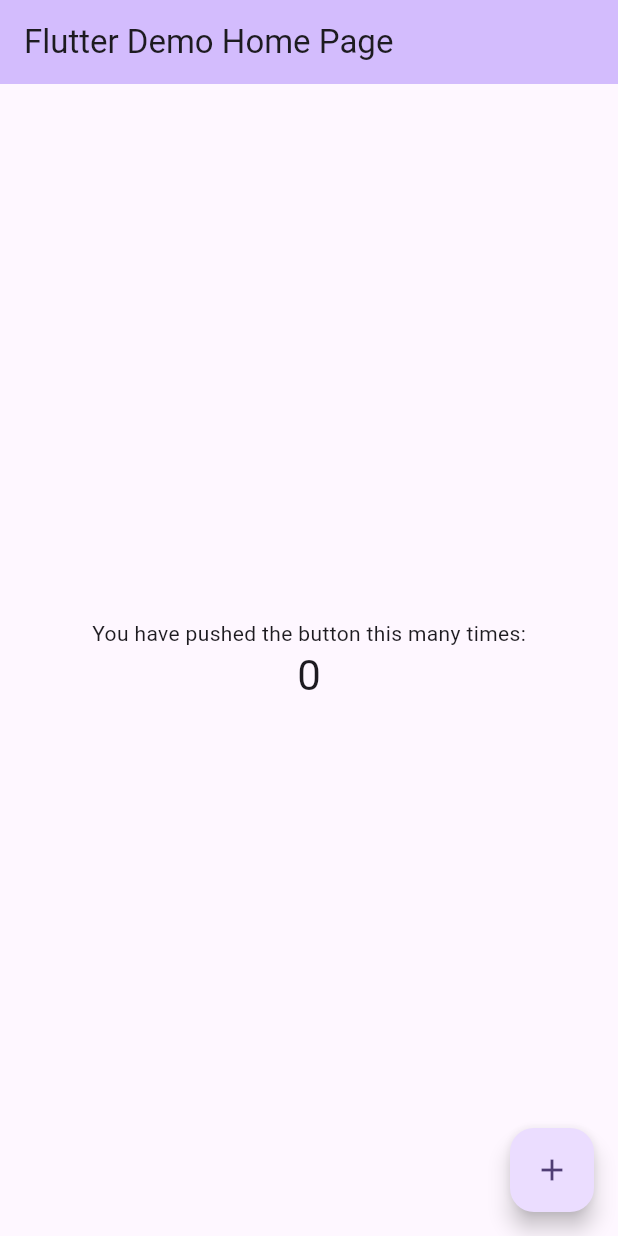
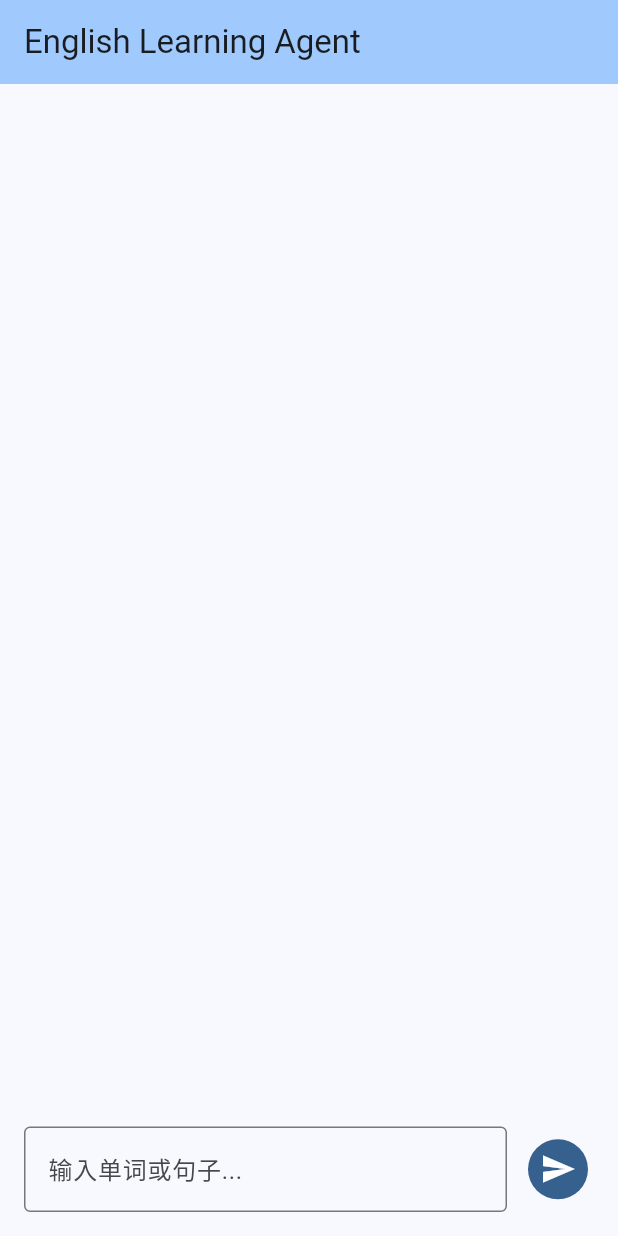
Before and after one commit to btls4258/english-learning-agent, a Flutter app: the screen it shows after launch, on a phone screen of 412 x 824 dp. Run offline on Flutter 3.47's test engine with Material 3 defaults, Android fonts, the light colour scheme and no system bars.

Commit message:
feat: 完成基本前端设置

```diff
--- a/frontend/lib/main.dart
+++ b/frontend/lib/main.dart
@@ -7,119 +7,104 @@ void main() {
 class MyApp extends StatelessWidget {
   const MyApp({super.key});
 
-  // This widget is the root of your application.
   @override
   Widget build(BuildContext context) {
     return MaterialApp(
-      title: 'Flutter Demo',
+      title: 'AI English Agent',
+      debugShowCheckedModeBanner: false, // 去掉右上角的 debug 标签
       theme: ThemeData(
-        // This is the theme of your application.
-        //
-        // TRY THIS: Try running your application with "flutter run". You'll see
-        // the application has a purple toolbar. Then, without quitting the app,
-        // try changing the seedColor in the colorScheme below to Colors.green
-        // and then invoke "hot reload" (save your changes or press the "hot
-        // reload" button in a Flutter-supported IDE, or press "r" if you used
-        // the command line to start the app).
-        //
-        // Notice that the counter didn't reset back to zero; the application
-        // state is not lost during the reload. To reset the state, use hot
-        // restart instead.
-        //
-        // This works for code too, not just values: Most code changes can be
-        // tested with just a hot reload.
-        colorScheme: ColorScheme.fromSeed(seedColor: Colors.deepPurple),
+        colorScheme: ColorScheme.fromSeed(seedColor: Colors.blue),
         useMaterial3: true,
       ),
-      home: const MyHomePage(title: 'Flutter Demo Home Page'),
+      home: const ChatScreen(),
     );
   }
 }
 
-class MyHomePage extends StatefulWidget {
-  const MyHomePage({super.key, required this.title});
-
-  // This widget is the home page of your application. It is stateful, meaning
-  // that it has a State object (defined below) that contains fields that affect
-  // how it looks.
-
-  // This class is the configuration for the state. It holds the values (in this
-  // case the title) provided by the parent (in this case the App widget) and
-  // used by the build method of the State. Fields in a Widget subclass are
-  // always marked "final".
-
-  final String title;
+class ChatScreen extends StatefulWidget {
+  const ChatScreen({super.key});
 
   @override
-  State<MyHomePage> createState() => _MyHomePageState();
+  State<ChatScreen> createState() => _ChatScreenState();
 }
 
-class _MyHomePageState extends State<MyHomePage> {
-  int _counter = 0;
+class _ChatScreenState extends State<ChatScreen> {
+  final TextEditingController _controller = TextEditingController();
+  final List<String> _messages = []; // 暂时存纯文本
 
-  void _incrementCounter() {
+  void _sendMessage() {
+    if (_controller.text.isEmpty) return;
+
     setState(() {
-      // This call to setState tells the Flutter framework that something has
-      // changed in this State, which causes it to rerun the build method below
-      // so that the display can reflect the updated values. If we changed
-      // _counter without calling setState(), then the build method would not be
-      // called again, and so nothing would appear to happen.
-      _counter++;
+      _messages.add("Me: ${_controller.text}");
+      _messages.add("AI: (假装在思考...) 我收到了你的消息：${_controller.text}");
     });
+
+    _controller.clear();
   }
 
   @override
   Widget build(BuildContext context) {
-    // This method is rerun every time setState is called, for instance as done
-    // by the _incrementCounter method above.
-    //
-    // The Flutter framework has been optimized to make rerunning build methods
-    // fast, so that you can just rebuild anything that needs updating rather
-    // than having to individually change instances of widgets.
     return Scaffold(
       appBar: AppBar(
-        // TRY THIS: Try changing the color here to a specific color (to
-        // Colors.amber, perhaps?) and trigger a hot reload to see the AppBar
-        // change color while the other colors stay the same.
+        title: const Text('English Learning Agent'),
         backgroundColor: Theme.of(context).colorScheme.inversePrimary,
-        // Here we take the value from the MyHomePage object that was created by
-        // the App.build method, and use it to set our appbar title.
-        title: Text(widget.title),
       ),
-      body: Center(
-        // Center is a layout widget. It takes a single child and positions it
-        // in the middle of the parent.
-        child: Column(
-          // Column is also a layout widget. It takes a list of children and
-          // arranges them vertically. By default, it sizes itself to fit its
-          // children horizontally, and tries to be as tall as its parent.
-          //
-          // Column has various properties to control how it sizes itself and
-          // how it positions its children. Here we use mainAxisAlignment to
-          // center the children vertically; the main axis here is the vertical
-          // axis because Columns are vertical (the cross axis would be
-          // horizontal).
-          //
-          // TRY THIS: Invoke "debug painting" (choose the "Toggle Debug Paint"
-          // action in the IDE, or press "p" in the console), to see the
-          // wireframe for each widget.
-          mainAxisAlignment: MainAxisAlignment.center,
-          children: <Widget>[
-            const Text(
-              'You have pushed the button this many times:',
+      body: Column(
+        children: [
+          Expanded(
+            child: ListView.builder(
+              itemCount: _messages.length,
+              itemBuilder: (context, index) {
+                final msg = _messages[index];
+                final isMe = msg.startsWith("Me:");
+                return ListTile(
+                  title: Align(
+                    alignment: isMe ? Alignment.centerRight : Alignment.centerLeft,
+                    child: Container(
+                      padding: const EdgeInsets.all(12),
+                      decoration: BoxDecoration(
+                        color: isMe ? Colors.blue[100] : Colors.grey[200],
+                        borderRadius: BorderRadius.circular(12),
+                      ),
+                      child: Text(
+                        msg.replaceAll(isMe ? "Me: " : "AI: ", ""), // 去掉前缀显示
+                        style: const TextStyle(fontSize: 16),
+                      ),
+                    ),
+                  ),
+                );
+              },
             ),
-            Text(
-              '$_counter',
-              style: Theme.of(context).textTheme.headlineMedium,
+          ),
+          Padding(
+            padding: const EdgeInsets.all(16.0),
+            child: Row(
+              children: [
+                Expanded(
+                  child: TextField(
+                    controller: _controller,
+                    decoration: const InputDecoration(
+                      hintText: '输入单词或句子...',
+                      border: OutlineInputBorder(),
+                    ),
+                    onSubmitted: (_) => _sendMessage(),
+                  ),
+                ),
+                const SizedBox(width: 10),
+                IconButton(
+                  onPressed: _sendMessage,
+                  icon: const Icon(Icons.send),
+                  style: IconButton.styleFrom(
+                    backgroundColor: Theme.of(context).colorScheme.primary,
+                    foregroundColor: Colors.white,
+                  ),
+                ),
+              ],
             ),
-          ],
-        ),
+          ),
+        ],
       ),
-      floatingActionButton: FloatingActionButton(
-        onPressed: _incrementCounter,
-        tooltip: 'Increment',
-        child: const Icon(Icons.add),
-      ), // This trailing comma makes auto-formatting nicer for build methods.
     );
   }
 }
```
Also changed, not shown: frontend/pubspec.lock, 7 other files.
